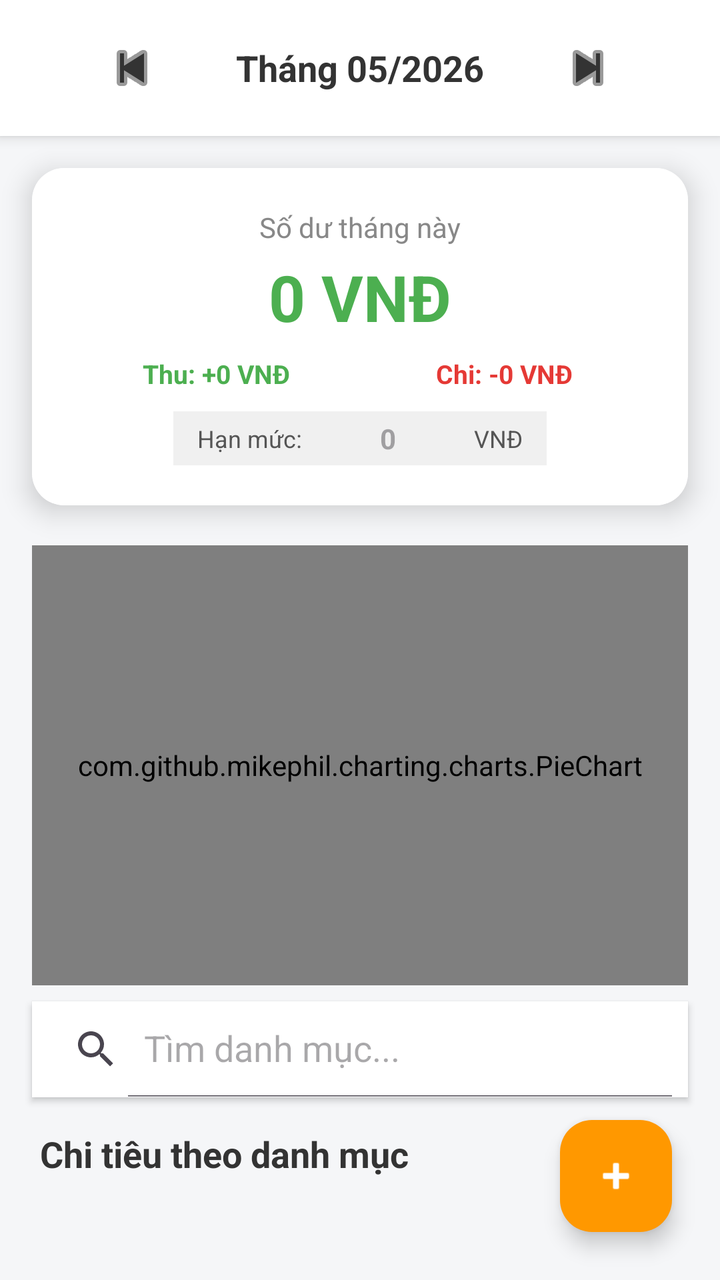
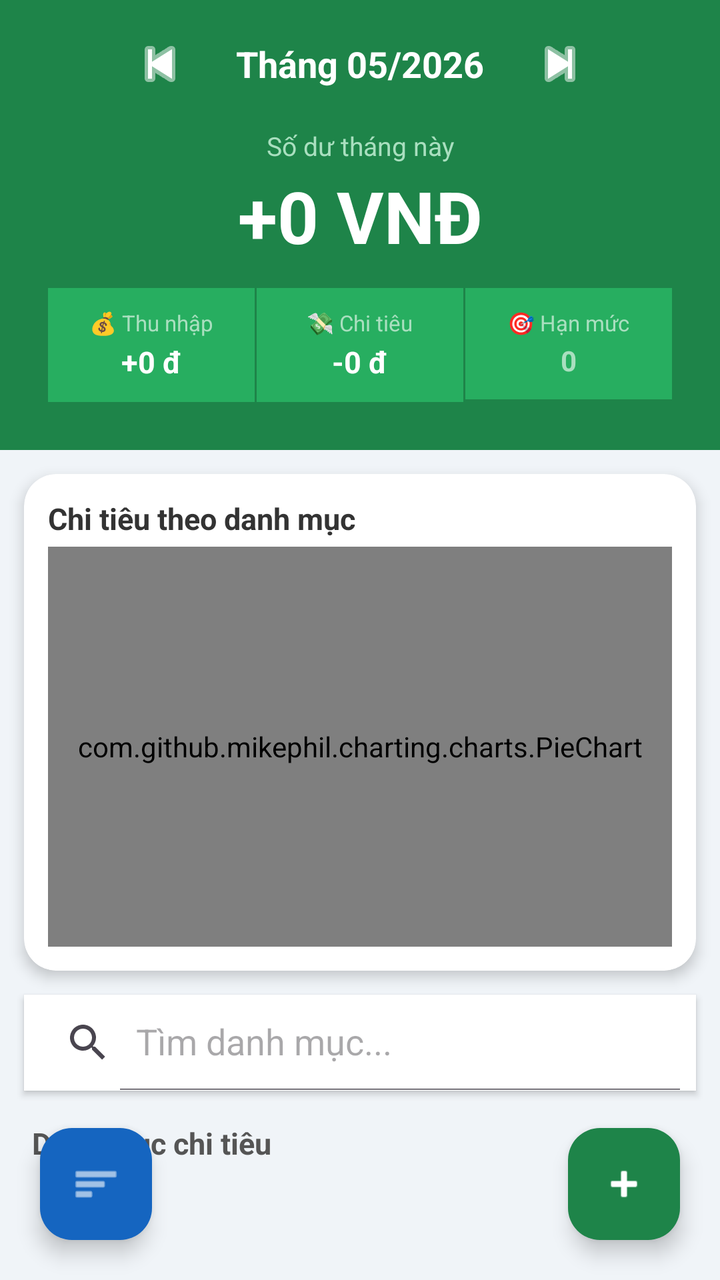

Two renders of the same Android screen: before a commit and after it. Below are the layout's source before the change and the commit's diff.
<!-- AndroidManifest.xml: application theme Theme.QuanLyChiTieu -->
<!-- res/layout/activity_main.xml -->
<?xml version="1.0" encoding="utf-8"?>
<RelativeLayout xmlns:android="http://schemas.android.com/apk/res/android"
    xmlns:app="http://schemas.android.com/apk/res-auto"
    android:layout_width="match_parent"
    android:layout_height="match_parent"
    android:background="#F5F6F8">

    <LinearLayout
        android:id="@+id/layoutMonthPicker"
        android:layout_width="match_parent"
        android:layout_height="wrap_content"
        android:orientation="horizontal"
        android:gravity="center"
        android:padding="10dp"
        android:background="@android:color/white"
        android:elevation="4dp">

        <ImageButton
            android:id="@+id/btnPrevMonth"
            android:layout_width="48dp"
            android:layout_height="48dp"
            android:src="@android:drawable/ic_media_previous"
            android:background="?attr/selectableItemBackgroundBorderless"
            app:tint="#333333"/>

        <TextView
            android:id="@+id/tvCurrentMonth"
            android:layout_width="180dp"
            android:layout_height="wrap_content"
            android:text="Tháng 05/2026"
            android:textAlignment="center"
            android:textColor="#333333"
            android:textSize="18sp"
            android:textStyle="bold" />

        <ImageButton
            android:id="@+id/btnNextMonth"
            android:layout_width="48dp"
            android:layout_height="48dp"
            android:src="@android:drawable/ic_media_next"
            android:background="?attr/selectableItemBackgroundBorderless"
            app:tint="#333333"/>
    </LinearLayout>

    <androidx.cardview.widget.CardView
        android:id="@+id/cardBalance"
        android:layout_width="match_parent"
        android:layout_height="wrap_content"
        android:layout_below="@id/layoutMonthPicker"
        android:layout_margin="16dp"
        app:cardCornerRadius="16dp"
        app:cardElevation="8dp">

        <LinearLayout
            android:layout_width="match_parent"
            android:layout_height="wrap_content"
            android:orientation="vertical"
            android:background="@android:color/white"
            android:padding="20dp"
            android:gravity="center">

            <TextView
                android:layout_width="wrap_content"
                android:layout_height="wrap_content"
                android:text="Số dư tháng này"
                android:textColor="#888888"
                android:textSize="14sp"/>

            <TextView
                android:id="@+id/tvTotalBalance"
                android:layout_width="wrap_content"
                android:layout_height="wrap_content"
                android:text="0 VNĐ"
                android:textColor="#4CAF50"
                android:textSize="32sp"
                android:textStyle="bold"
                android:layout_marginTop="4dp"/>

            <LinearLayout
                android:layout_width="match_parent"
                android:layout_height="wrap_content"
                android:orientation="horizontal"
                android:layout_marginTop="8dp">

                <TextView
                    android:id="@+id/tvIncome"
                    android:layout_width="0dp"
                    android:layout_height="wrap_content"
                    android:layout_weight="1"
                    android:text="Thu: +0 VNĐ"
                    android:textColor="#4CAF50"
                    android:textSize="13sp"
                    android:textStyle="bold"
                    android:gravity="center"/>

                <TextView
                    android:id="@+id/tvExpense"
                    android:layout_width="0dp"
                    android:layout_height="wrap_content"
                    android:layout_weight="1"
                    android:text="Chi: -0 VNĐ"
                    android:textColor="#E53935"
                    android:textSize="13sp"
                    android:textStyle="bold"
                    android:gravity="center"/>
            </LinearLayout>

            <LinearLayout
                android:layout_width="wrap_content"
                android:layout_height="wrap_content"
                android:orientation="horizontal"
                android:layout_marginTop="10dp"
                android:gravity="center"
                android:background="#F0F0F0"
                android:paddingHorizontal="12dp"
                android:paddingVertical="4dp">

                <TextView
                    android:layout_width="wrap_content"
                    android:layout_height="wrap_content"
                    android:text="Hạn mức: "
                    android:textSize="12sp"
                    android:textColor="#555555"/>

                <EditText
                    android:id="@+id/etBudget"
                    android:layout_width="80dp"
                    android:layout_height="wrap_content"
                    android:hint="0"
                    android:inputType="number"
                    android:textSize="14sp"
                    android:background="@android:color/transparent"
                    android:textColor="#FF9800"
                    android:textStyle="bold"
                    android:gravity="center"/>

                <TextView
                    android:layout_width="wrap_content"
                    android:layout_height="wrap_content"
                    android:text=" VNĐ"
                    android:textSize="12sp"
                    android:textColor="#555555"/>
            </LinearLayout>
        </LinearLayout>
    </androidx.cardview.widget.CardView>

    <com.github.mikephil.charting.charts.PieChart
        android:id="@+id/pieChart"
        android:layout_width="match_parent"
        android:layout_height="220dp"
        android:layout_below="@id/cardBalance"
        android:layout_marginTop="4dp"
        android:layout_marginHorizontal="16dp"/>

    <androidx.appcompat.widget.SearchView
        android:id="@+id/searchView"
        android:layout_width="match_parent"
        android:layout_height="wrap_content"
        android:layout_below="@id/pieChart"
        android:layout_marginHorizontal="16dp"
        android:layout_marginTop="8dp"
        android:background="@android:color/white"
        android:elevation="2dp"
        app:queryHint="Tìm danh mục..."
        app:iconifiedByDefault="false" />

    <TextView
        android:id="@+id/tvHistoryLabel"
        android:layout_width="wrap_content"
        android:layout_height="wrap_content"
        android:layout_below="@id/searchView"
        android:layout_marginStart="20dp"
        android:layout_marginTop="16dp"
        android:text="Chi tiêu theo danh mục"
        android:textStyle="bold"
        android:textSize="18sp"
        android:textColor="#333333"/>

    <androidx.recyclerview.widget.RecyclerView
        android:id="@+id/rvTransactions"
        android:layout_width="match_parent"
        android:layout_height="match_parent"
        android:layout_below="@id/tvHistoryLabel"
        android:layout_marginTop="8dp"
        android:clipToPadding="false"
        android:paddingBottom="80dp" />

    <com.google.android.material.floatingactionbutton.FloatingActionButton
        android:id="@+id/fabAdd"
        android:layout_width="wrap_content"
        android:layout_height="wrap_content"
        android:layout_alignParentEnd="true"
        android:layout_alignParentBottom="true"
        android:layout_margin="24dp"
        android:src="@android:drawable/ic_input_add"
        app:backgroundTint="#FF9800"
        app:tint="@android:color/white"
        app:elevation="6dp" />

</RelativeLayout>
<!-- resources referenced by this layout -->
<resources>
  <style name="Theme.QuanLyChiTieu" parent="Base.Theme.QuanLyChiTieu" />
  <style name="Base.Theme.QuanLyChiTieu" parent="Theme.Material3.DayNight.NoActionBar">
          
          
      </style>
</resources>

<!-- the commit's change to res/layout/activity_main.xml (unified diff, before → after) -->
@@ -3,187 +3,242 @@
     xmlns:app="http://schemas.android.com/apk/res-auto"
     android:layout_width="match_parent"
     android:layout_height="match_parent"
-    android:background="#F5F6F8">
+    android:background="#F0F4F8">
 
     <LinearLayout
-        android:id="@+id/layoutMonthPicker"
+        android:id="@+id/layoutHeader"
         android:layout_width="match_parent"
         android:layout_height="wrap_content"
-        android:orientation="horizontal"
-        android:gravity="center"
-        android:padding="10dp"
-        android:background="@android:color/white"
-        android:elevation="4dp">
-
-        <ImageButton
-            android:id="@+id/btnPrevMonth"
-            android:layout_width="48dp"
-            android:layout_height="48dp"
-            android:src="@android:drawable/ic_media_previous"
-            android:background="?attr/selectableItemBackgroundBorderless"
-            app:tint="#333333"/>
+        android:orientation="vertical"
+        android:background="#1E8449"
+        android:paddingBottom="24dp">
+
+        <LinearLayout
+            android:id="@+id/layoutMonthPicker"
+            android:layout_width="match_parent"
+            android:layout_height="wrap_content"
+            android:orientation="horizontal"
+            android:gravity="center"
+            android:paddingTop="12dp"
+            android:paddingBottom="4dp">
+
+            <ImageButton
+                android:id="@+id/btnPrevMonth"
+                android:layout_width="40dp"
+                android:layout_height="40dp"
+                android:src="@android:drawable/ic_media_previous"
+                android:background="?attr/selectableItemBackgroundBorderless"
+                app:tint="#FFFFFF"/>
+
+            <TextView
+                android:id="@+id/tvCurrentMonth"
+                android:layout_width="160dp"
+                android:layout_height="wrap_content"
+                android:text="Tháng 05/2026"
+                android:textAlignment="center"
+                android:textColor="#FFFFFF"
+                android:textSize="18sp"
+                android:textStyle="bold"/>
+
+            <ImageButton
+                android:id="@+id/btnNextMonth"
+                android:layout_width="40dp"
+                android:layout_height="40dp"
+                android:src="@android:drawable/ic_media_next"
+                android:background="?attr/selectableItemBackgroundBorderless"
+                app:tint="#FFFFFF"/>
+        </LinearLayout>
 
         <TextView
-            android:id="@+id/tvCurrentMonth"
-            android:layout_width="180dp"
-            android:layout_height="wrap_content"
-            android:text="Tháng 05/2026"
-            android:textAlignment="center"
-            android:textColor="#333333"
-            android:textSize="18sp"
-            android:textStyle="bold" />
-
-        <ImageButton
-            android:id="@+id/btnNextMonth"
-            android:layout_width="48dp"
-            android:layout_height="48dp"
-            android:src="@android:drawable/ic_media_next"
-            android:background="?attr/selectableItemBackgroundBorderless"
-            app:tint="#333333"/>
-    </LinearLayout>
-
-    <androidx.cardview.widget.CardView
-        android:id="@+id/cardBalance"
-        android:layout_width="match_parent"
-        android:layout_height="wrap_content"
-        android:layout_below="@id/layoutMonthPicker"
-        android:layout_margin="16dp"
-        app:cardCornerRadius="16dp"
-        app:cardElevation="8dp">
+            android:layout_width="match_parent"
+            android:layout_height="wrap_content"
+            android:text="Số dư tháng này"
+            android:textColor="#A9DFBF"
+            android:textSize="13sp"
+            android:gravity="center"
+            android:layout_marginTop="8dp"/>
+
+        <TextView
+            android:id="@+id/tvTotalBalance"
+            android:layout_width="match_parent"
+            android:layout_height="wrap_content"
+            android:text="+0 VNĐ"
+            android:textColor="#FFFFFF"
+            android:textSize="36sp"
+            android:textStyle="bold"
+            android:gravity="center"
+            android:layout_marginTop="2dp"/>
 
         <LinearLayout
             android:layout_width="match_parent"
             android:layout_height="wrap_content"
-            android:orientation="vertical"
-            android:background="@android:color/white"
-            android:padding="20dp"
-            android:gravity="center">
-
-            <TextView
-                android:layout_width="wrap_content"
-                android:layout_height="wrap_content"
-                android:text="Số dư tháng này"
-                android:textColor="#888888"
-                android:textSize="14sp"/>
-
-            <TextView
-                android:id="@+id/tvTotalBalance"
-                android:layout_width="wrap_content"
-                android:layout_height="wrap_content"
-                android:text="0 VNĐ"
-                android:textColor="#4CAF50"
-                android:textSize="32sp"
-                android:textStyle="bold"
-                android:layout_marginTop="4dp"/>
+            android:orientation="horizontal"
+            android:layout_marginTop="12dp"
+            android:paddingHorizontal="24dp">
 
             <LinearLayout
-                android:layout_width="match_parent"
-                android:layout_height="wrap_content"
-                android:orientation="horizontal"
-                android:layout_marginTop="8dp">
+                android:layout_width="0dp"
+                android:layout_height="wrap_content"
+                android:layout_weight="1"
+                android:orientation="vertical"
+                android:gravity="center"
+                android:background="#27AE60"
+                android:padding="10dp">
+
+                <TextView
+                    android:layout_width="wrap_content"
+                    android:layout_height="wrap_content"
+                    android:text="💰 Thu nhập"
+                    android:textColor="#A9DFBF"
+                    android:textSize="11sp"/>
 
                 <TextView
                     android:id="@+id/tvIncome"
-                    android:layout_width="0dp"
-                    android:layout_height="wrap_content"
-                    android:layout_weight="1"
-                    android:text="Thu: +0 VNĐ"
-                    android:textColor="#4CAF50"
-                    android:textSize="13sp"
+                    android:layout_width="wrap_content"
+                    android:layout_height="wrap_content"
+                    android:text="+0 đ"
+                    android:textColor="#FFFFFF"
+                    android:textSize="15sp"
                     android:textStyle="bold"
-                    android:gravity="center"/>
+                    android:layout_marginTop="2dp"/>
+            </LinearLayout>
+
+            <View android:layout_width="1dp" android:layout_height="match_parent" android:background="#1E8449"/>
+
+            <LinearLayout
+                android:layout_width="0dp"
+                android:layout_height="wrap_content"
+                android:layout_weight="1"
+                android:orientation="vertical"
+                android:gravity="center"
+                android:background="#27AE60"
+                android:padding="10dp">
+
+                <TextView
+                    android:layout_width="wrap_content"
+                    android:layout_height="wrap_content"
+                    android:text="💸 Chi tiêu"
+                    android:textColor="#A9DFBF"
+                    android:textSize="11sp"/>
 
                 <TextView
                     android:id="@+id/tvExpense"
-                    android:layout_width="0dp"
-                    android:layout_height="wrap_content"
-                    android:layout_weight="1"
-                    android:text="Chi: -0 VNĐ"
-                    android:textColor="#E53935"
-                    android:textSize="13sp"
+                    android:layout_width="wrap_content"
+                    android:layout_height="wrap_content"
+                    android:text="-0 đ"
+                    android:textColor="#FFFFFF"
+                    android:textSize="15sp"
                     android:textStyle="bold"
-                    android:gravity="center"/>
+                    android:layout_marginTop="2dp"/>
             </LinearLayout>
 
+            <View android:layout_width="1dp" android:layout_height="match_parent" android:background="#1E8449"/>
+
             <LinearLayout
-                android:layout_width="wrap_content"
-                android:layout_height="wrap_content"
-                android:orientation="horizontal"
-                android:layout_marginTop="10dp"
+                android:layout_width="0dp"
+                android:layout_height="wrap_content"
+                android:layout_weight="1"
+                android:orientation="vertical"
                 android:gravity="center"
-                android:background="#F0F0F0"
-                android:paddingHorizontal="12dp"
-                android:paddingVertical="4dp">
-
-                <TextView
-                    android:layout_width="wrap_content"
-                    android:layout_height="wrap_content"
-                    android:text="Hạn mức: "
-                    android:textSize="12sp"
-                    android:textColor="#555555"/>
+                android:background="#27AE60"
+                android:padding="10dp">
+
+                <TextView
+                    android:layout_width="wrap_content"
+                    android:layout_height="wrap_content"
+                    android:text="🎯 Hạn mức"
+                    android:textColor="#A9DFBF"
+                    android:textSize="11sp"/>
 
                 <EditText
                     android:id="@+id/etBudget"
-                    android:layout_width="80dp"
+                    android:layout_width="match_parent"
                     android:layout_height="wrap_content"
                     android:hint="0"
                     android:inputType="number"
+                    android:textColor="#FFFFFF"
+                    android:textColorHint="#A9DFBF"
                     android:textSize="14sp"
+                    android:textStyle="bold"
                     android:background="@android:color/transparent"
-                    android:textColor="#FF9800"
-                    android:textStyle="bold"
-                    android:gravity="center"/>
-
-                <TextView
-                    android:layout_width="wrap_content"
-                    android:layout_height="wrap_content"
-                    android:text=" VNĐ"
-                    android:textSize="12sp"
-                    android:textColor="#555555"/>
+                    android:gravity="center"
+                    android:layout_marginTop="2dp"/>
             </LinearLayout>
         </LinearLayout>
-    </androidx.cardview.widget.CardView>
-
-    <com.github.mikephil.charting.charts.PieChart
-        android:id="@+id/pieChart"
-        android:layout_width="match_parent"
-        android:layout_height="220dp"
-        android:layout_below="@id/cardBalance"
-        android:layout_marginTop="4dp"
-        android:layout_marginHorizontal="16dp"/>
-
-    <androidx.appcompat.widget.SearchView
-        android:id="@+id/searchView"
-        android:layout_width="match_parent"
-        android:layout_height="wrap_content"
-        android:layout_below="@id/pieChart"
-        android:layout_marginHorizontal="16dp"
-        android:layout_marginTop="8dp"
-        android:background="@android:color/white"
-        android:elevation="2dp"
-        app:queryHint="Tìm danh mục..."
-        app:iconifiedByDefault="false" />
-
-    <TextView
-        android:id="@+id/tvHistoryLabel"
-        android:layout_width="wrap_content"
-        android:layout_height="wrap_content"
-        android:layout_below="@id/searchView"
-        android:layout_marginStart="20dp"
-        android:layout_marginTop="16dp"
-        android:text="Chi tiêu theo danh mục"
-        android:textStyle="bold"
-        android:textSize="18sp"
-        android:textColor="#333333"/>
-
-    <androidx.recyclerview.widget.RecyclerView
-        android:id="@+id/rvTransactions"
+    </LinearLayout>
+
+    <ScrollView
+        android:id="@+id/scrollContent"
         android:layout_width="match_parent"
         android:layout_height="match_parent"
-        android:layout_below="@id/tvHistoryLabel"
-        android:layout_marginTop="8dp"
-        android:clipToPadding="false"
-        android:paddingBottom="80dp" />
+        android:layout_below="@id/layoutHeader"
+        android:paddingBottom="80dp"
+        android:clipToPadding="false">
+
+        <LinearLayout
+            android:layout_width="match_parent"
+            android:layout_height="wrap_content"
+            android:orientation="vertical">
+
+            <androidx.cardview.widget.CardView
+                android:layout_width="match_parent"
+                android:layout_height="wrap_content"
+                android:layout_margin="12dp"
+                app:cardCornerRadius="16dp"
+                app:cardElevation="4dp">
+
+                <LinearLayout
+                    android:layout_width="match_parent"
+                    android:layout_height="wrap_content"
+                    android:orientation="vertical"
+                    android:padding="12dp">
+
+                    <TextView
+                        android:layout_width="wrap_content"
+                        android:layout_height="wrap_content"
+                        android:text="Chi tiêu theo danh mục"
+                        android:textSize="15sp"
+                        android:textStyle="bold"
+                        android:textColor="#333333"
+                        android:layout_marginBottom="4dp"/>
+
+                    <com.github.mikephil.charting.charts.PieChart
+                        android:id="@+id/pieChart"
+                        android:layout_width="match_parent"
+                        android:layout_height="200dp"/>
+                </LinearLayout>
+            </androidx.cardview.widget.CardView>
+
+            <androidx.appcompat.widget.SearchView
+                android:id="@+id/searchView"
+                android:layout_width="match_parent"
+                android:layout_height="wrap_content"
+                android:layout_marginHorizontal="12dp"
+                android:layout_marginBottom="4dp"
+                android:background="#FFFFFF"
+                android:elevation="2dp"
+                app:queryHint="Tìm danh mục..."
+                app:iconifiedByDefault="false"/>
+
+            <TextView
+                android:id="@+id/tvHistoryLabel"
+                android:layout_width="wrap_content"
+                android:layout_height="wrap_content"
+                android:text="Danh mục chi tiêu"
+                android:textStyle="bold"
+                android:textSize="15sp"
+                android:textColor="#555555"
+                android:layout_marginStart="16dp"
+                android:layout_marginTop="12dp"
+                android:layout_marginBottom="4dp"/>
+
+            <androidx.recyclerview.widget.RecyclerView
+                android:id="@+id/rvTransactions"
+                android:layout_width="match_parent"
+                android:layout_height="wrap_content"
+                android:nestedScrollingEnabled="false"/>
+        </LinearLayout>
+    </ScrollView>
 
     <com.google.android.material.floatingactionbutton.FloatingActionButton
         android:id="@+id/fabAdd"
@@ -191,10 +246,21 @@
         android:layout_height="wrap_content"
         android:layout_alignParentEnd="true"
         android:layout_alignParentBottom="true"
-        android:layout_margin="24dp"
+        android:layout_margin="20dp"
         android:src="@android:drawable/ic_input_add"
-        app:backgroundTint="#FF9800"
+        app:backgroundTint="#1E8449"
         app:tint="@android:color/white"
-        app:elevation="6dp" />
-
+        app:elevation="6dp"/>
+
+    <com.google.android.material.floatingactionbutton.FloatingActionButton
+        android:id="@+id/fabStats"
+        android:layout_width="wrap_content"
+        android:layout_height="wrap_content"
+        android:layout_alignParentStart="true"
+        android:layout_alignParentBottom="true"
+        android:layout_margin="20dp"
+        android:src="@android:drawable/ic_menu_sort_by_size"
+        app:backgroundTint="#1565C0"
+        app:tint="@android:color/white"
+        app:elevation="6dp"/>
 </RelativeLayout>
